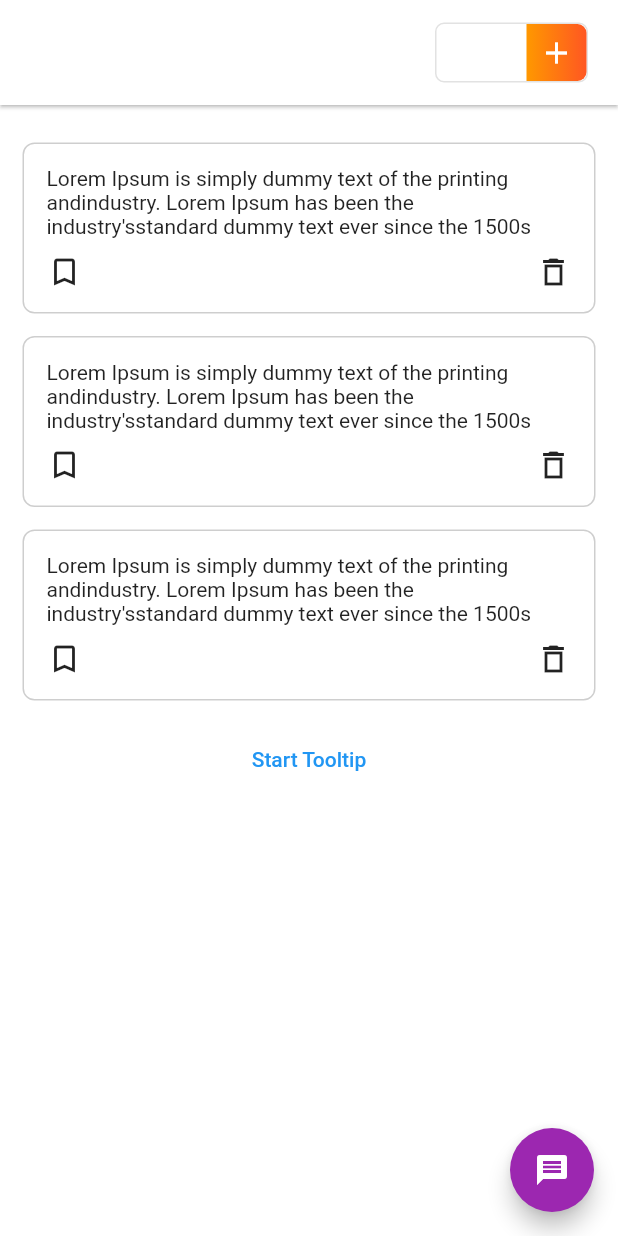
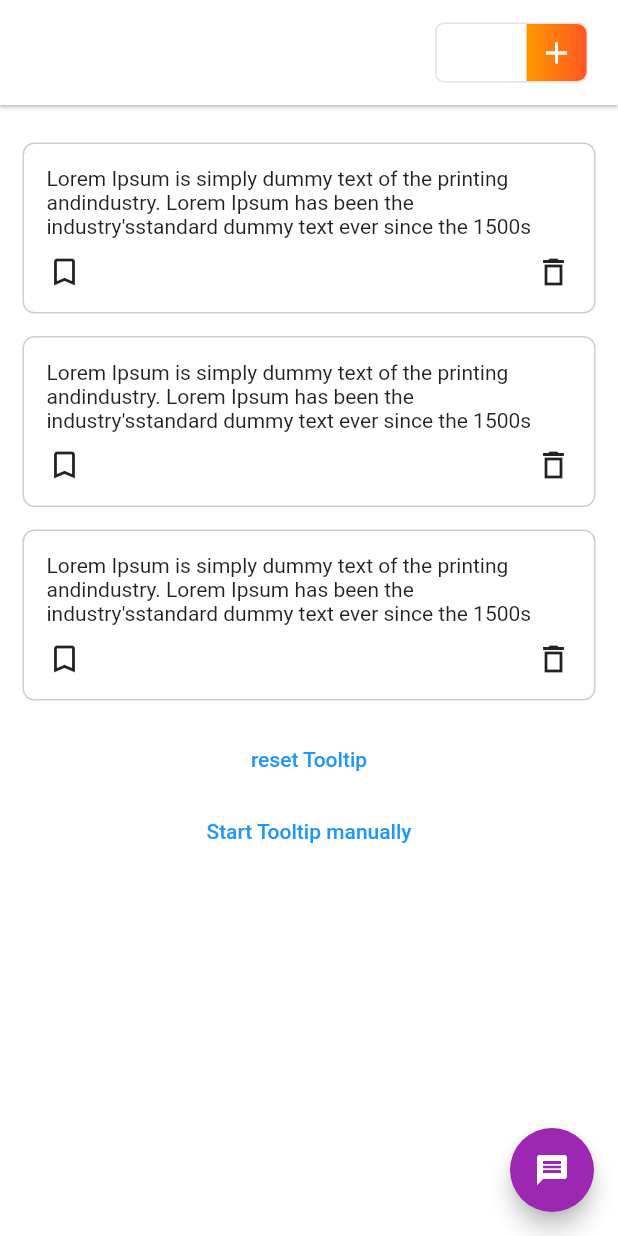
Before and after one commit to Deuque/overlay_tooltip, a Flutter app: the screen it shows after launch, after a tap on the "cancel" icon, on a phone screen of 412 x 824 dp. Run offline on Flutter 3.47's test engine with Material 2 defaults, Android fonts, the phone set to English and light mode, and no system bars.

Commit message:
attempt scoped calls in certain areas to reduce dependence on controllers

```diff
--- a/example/lib/main.dart
+++ b/example/lib/main.dart
@@ -55,11 +55,11 @@ class _MySamplePageState extends State<MySamplePage> {
     return OverlayTooltipScaffold(
       overlayColor: Colors.red.withOpacity(.4),
       controller: _controller,
-      startWhen: (initializedWidgetLength) async{
+      startWhen: (initializedWidgetLength) async {
         await Future.delayed(const Duration(milliseconds: 500));
         return initializedWidgetLength == 3 && !done;
       },
-      child: Scaffold(
+      builder: (context) => Scaffold(
         backgroundColor: Colors.white,
         appBar: AppBar(
           toolbarHeight: 70,
@@ -70,11 +70,8 @@ class _MySamplePageState extends State<MySamplePage> {
               displayIndex: 1,
               tooltip: (controller) => Padding(
                 padding: const EdgeInsets.only(right: 15),
-                child: MTooltip(
-                    title: 'Some Button',
-                    controller: controller),
+                child: MTooltip(title: 'Some Button', controller: controller),
               ),
-              controller: _controller,
               child: Center(
                 child: Container(
                   height: 40,
@@ -95,7 +92,7 @@ class _MySamplePageState extends State<MySamplePage> {
                         },
                         child: Container(
                           width: 40,
-                          decoration:const BoxDecoration(
+                          decoration: const BoxDecoration(
                               borderRadius: BorderRadius.horizontal(
                                   right: Radius.circular(6)),
                               gradient: LinearGradient(
@@ -114,20 +111,17 @@ class _MySamplePageState extends State<MySamplePage> {
             )
           ],
         ),
-
-        floatingActionButton:   OverlayTooltipItem(
+        floatingActionButton: OverlayTooltipItem(
           displayIndex: 2,
           tooltip: (controller) => Padding(
             padding: const EdgeInsets.only(bottom: 15),
-            child: MTooltip(
-                title: 'Some Floating button',
-                controller: controller),
+            child:
+                MTooltip(title: 'Some Floating button', controller: controller),
           ),
           tooltipVerticalPosition: TooltipVerticalPosition.TOP,
-          controller: _controller,
           child: FloatingActionButton(
             backgroundColor: Colors.purple,
-            onPressed: (){},
+            onPressed: () {},
             child: const Icon(Icons.message),
           ),
         ),
@@ -146,7 +140,6 @@ class _MySamplePageState extends State<MySamplePage> {
                                 title: 'Some Text Tile',
                                 controller: controller),
                           ),
-                      controller: _controller,
                       child: _sampleWidget()),
                   _sampleWidget(),
                 ]),
@@ -156,7 +149,13 @@ class _MySamplePageState extends State<MySamplePage> {
                     done = false;
                   });
                 },
-                child: const Text('Start Tooltip'))
+                child: const Text('reset Tooltip')),
+            TextButton(
+                onPressed: () {
+                  //_controller.start();
+                  OverlayTooltipScaffold.of(context)?.start();
+                },
+                child: const Text('Start Tooltip manually'))
           ],
         ),
       ),
@@ -170,7 +169,7 @@ class _MySamplePageState extends State<MySamplePage> {
               color: Colors.grey.withOpacity(.5),
             ),
             borderRadius: BorderRadius.circular(8)),
-    padding:const EdgeInsets.all(15),
+        padding: const EdgeInsets.all(15),
         margin: const EdgeInsets.fromLTRB(15, 0, 15, 15),
         child: Column(
           mainAxisSize: MainAxisSize.min,
@@ -184,7 +183,7 @@ class _MySamplePageState extends State<MySamplePage> {
             ),
             Row(
               mainAxisAlignment: MainAxisAlignment.spaceBetween,
-          children: const[
+              children: const [
                 Icon(Icons.bookmark_border),
                 Icon(Icons.delete_outline_sharp)
               ],
--- a/lib/src/core/overlay_tooltip_container.dart
+++ b/lib/src/core/overlay_tooltip_container.dart
@@ -1,25 +1,37 @@
 import 'package:flutter/material.dart';
+import 'package:overlay_tooltip/src/constants/enums.dart';
+import 'package:overlay_tooltip/src/model/tooltip_widget_model.dart';
+import 'package:overlay_tooltip/src/impl.dart';
 import '../constants/extensions.dart';
-import '../constants/enums.dart';
-import '../impl.dart';
-import '../model/tooltip_widget_model.dart';
 
-abstract class OverlayTooltipScaffoldImpl extends StatelessWidget {
+abstract class OverlayTooltipScaffoldImpl extends StatefulWidget {
   final TooltipController controller;
   final Future<bool> Function(int instantiatedWidgetLength)? startWhen;
-  final Widget child;
+  final Widget Function(BuildContext context) builder;
   final Color? overlayColor;
 
   OverlayTooltipScaffoldImpl(
       {Key? key,
       required this.controller,
-      required this.child,
+      required this.builder,
       required this.overlayColor,
       required this.startWhen})
       : super(key: key) {
     if (startWhen != null) controller.startWhen(startWhen!);
-    controller.reset();
   }
+
+  @override
+  State<OverlayTooltipScaffoldImpl> createState() =>
+      OverlayTooltipScaffoldImplState();
+}
+
+class OverlayTooltipScaffoldImplState
+    extends State<OverlayTooltipScaffoldImpl> {
+  void addPlayableWidget(OverlayTooltipModel model) {
+    widget.controller.addPlayableWidget(model);
+  }
+
+  void start() => widget.controller.start();
 
   @override
   Widget build(BuildContext context) {
@@ -27,16 +39,19 @@ abstract class OverlayTooltipScaffoldImpl extends StatelessWidget {
       body: Stack(
         fit: StackFit.expand,
         children: [
-          Positioned.fill(child: child),
+          Positioned.fill(child: Builder(builder: (context) {
+            return widget.builder(context);
+          })),
           StreamBuilder<OverlayTooltipModel?>(
-              stream: controller.widgetsPlayStream,
+              stream: widget.controller.widgetsPlayStream,
               builder: (context, snapshot) {
                 return snapshot.data == null ||
                         snapshot.data!.widgetKey.globalPaintBounds == null
                     ? SizedBox.shrink()
                     : Positioned.fill(
                         child: Container(
-                        color: overlayColor ?? Colors.black.withOpacity(.5),
+                        color:
+                            widget.overlayColor ?? Colors.black.withOpacity(.5),
                         child: TweenAnimationBuilder(
                           key: ValueKey(snapshot.data!.displayIndex),
                           duration: Duration(milliseconds: 500),
@@ -46,7 +61,7 @@ abstract class OverlayTooltipScaffoldImpl extends StatelessWidget {
                             opacity: val,
                             child: _TooltipLayout(
                               model: snapshot.data!,
-                              controller: controller,
+                              controller: widget.controller,
                             ),
                           ),
                         ),
--- a/lib/src/core/overlay_tooltip_item.dart
+++ b/lib/src/core/overlay_tooltip_item.dart
@@ -1,12 +1,9 @@
 import 'package:flutter/material.dart';
-
 import '../constants/enums.dart';
 import '../impl.dart';
 import '../model/tooltip_widget_model.dart';
-import 'tooltip_controller.dart';
 
 abstract class OverlayTooltipItemImpl extends StatefulWidget {
-  final TooltipControllerImpl controller;
   final Widget child;
   final Widget Function(TooltipController) tooltip;
   final TooltipVerticalPosition tooltipVerticalPosition;
@@ -16,7 +13,6 @@ abstract class OverlayTooltipItemImpl extends StatefulWidget {
   OverlayTooltipItemImpl(
       {Key? key,
       required this.displayIndex,
-      required this.controller,
       required this.child,
       required this.tooltip,
       required this.tooltipVerticalPosition,
@@ -31,16 +27,36 @@ class _OverlayTooltipItemImplState extends State<OverlayTooltipItemImpl> {
   final GlobalKey widgetKey = GlobalKey();
 
   @override
-  Widget build(BuildContext context) {
+  void didUpdateWidget(covariant OverlayTooltipItemImpl oldWidget) {
+    _addToPlayableWidget();
+    super.didUpdateWidget(oldWidget);
+  }
+
+  @override
+  void initState() {
+    _addToPlayableWidget();
+    super.initState();
+  }
+
+  void _addToPlayableWidget() {
     WidgetsBinding.instance?.addPostFrameCallback((timeStamp) {
-        widget.controller.addPlayableWidget(OverlayTooltipModel(
+      try {
+        OverlayTooltipScaffold.of(context)?.addPlayableWidget(
+            OverlayTooltipModel(
                 child: widget.child,
                 tooltip: widget.tooltip,
                 widgetKey: widgetKey,
                 vertPosition: widget.tooltipVerticalPosition,
                 horPosition: widget.tooltipHorizontalPosition,
                 displayIndex: widget.displayIndex));
+      } catch (e) {
+        print(e);
+      }
     });
+  }
+
+  @override
+  Widget build(BuildContext context) {
     return Material(
       key: widgetKey,
       color: Colors.transparent,
--- a/lib/src/core/tooltip_controller.dart
+++ b/lib/src/core/tooltip_controller.dart
@@ -5,14 +5,11 @@ import 'package:flutter/material.dart';
 import '../model/tooltip_widget_model.dart';
 
 abstract class TooltipControllerImpl {
-  TooltipControllerImpl() {
-    init();
-  }
-
   List<OverlayTooltipModel> _playableWidgets = [];
   StreamController<OverlayTooltipModel?> _widgetsPlayController =
       StreamController();
-  late Stream<OverlayTooltipModel?> _widgetsPlayStream;
+  late Stream<OverlayTooltipModel?> _widgetsPlayStream =
+      _widgetsPlayController.stream.asBroadcastStream();
 
   Stream<OverlayTooltipModel?> get widgetsPlayStream => _widgetsPlayStream;
   VoidCallback? _onDoneCallback;
@@ -20,15 +17,12 @@ abstract class TooltipControllerImpl {
   int _nextPlayIndex = 0;
 
   int get nextPlayIndex => _nextPlayIndex;
+
   int get playWidgetLength => _playableWidgets.length;
-
-  init() {
-    _widgetsPlayStream = _widgetsPlayController.stream.asBroadcastStream();
-  }
 
   void start() {
     if (_playableWidgets.isEmpty) {
-      throw ('No overlay tooltip item has been '
+      throw ('$playWidgetLength No overlay tooltip item has been '
           'initialized, consider inserting controller.start() in a button '
           'callback or using the startWhen method');
     }
@@ -42,11 +36,11 @@ abstract class TooltipControllerImpl {
     _startWhenCallback = callback;
   }
 
-  void reset() {
-    _nextPlayIndex = 0;
-    _playableWidgets = [];
-    _widgetsPlayController.sink.add(null);
-  }
+  // void reset() {
+  //   _nextPlayIndex = 0;
+  //   _playableWidgets = [];
+  //   _widgetsPlayController.sink.add(null);
+  // }
 
   next() {
     _nextPlayIndex++;
@@ -65,21 +59,22 @@ abstract class TooltipControllerImpl {
     }
   }
 
-  dismiss(){
+  dismiss() {
     _widgetsPlayController.sink.add(null);
     _onDoneCallback?.call();
   }
 
-  void addPlayableWidget(OverlayTooltipModel model) async{
+  void addPlayableWidget(OverlayTooltipModel model) async {
     if (_playableWidgets
         .map((e) => e.displayIndex)
         .toList()
         .contains(model.displayIndex)) {
       int prevIndex = _playableWidgets.indexOf(model);
       _playableWidgets[prevIndex] = model;
-      return;
+    }else {
+      _playableWidgets.add(model);
     }
-    _playableWidgets.add(model);
+
     if ((await _startWhenCallback?.call(_playableWidgets.length)) ?? false) {
       start();
     }
--- a/lib/src/impl.dart
+++ b/lib/src/impl.dart
@@ -1,8 +1,8 @@
 import 'package:flutter/material.dart';
+import 'core/overlay_tooltip_container.dart';
 import 'constants/enums.dart';
-import 'core/overlay_tooltip_container.dart';
+import 'core/tooltip_controller.dart';
 import 'core/overlay_tooltip_item.dart';
-import 'core/tooltip_controller.dart';
 
 class TooltipController extends TooltipControllerImpl {}
 
@@ -14,26 +14,42 @@ class OverlayTooltipScaffold extends OverlayTooltipScaffoldImpl {
   /// when to start automatically
   final Future<bool> Function(int instantiatedWidgetLength)? startWhen;
 
-  final Widget child;
+  final Widget Function(BuildContext context) builder;
 
   final Color? overlayColor;
 
   OverlayTooltipScaffold(
       {Key? key,
       required this.controller,
-      required this.child,
+      required this.builder,
       this.overlayColor,
       this.startWhen})
       : super(
             key: key,
             controller: controller,
-            child: child,
+            builder: builder,
             overlayColor: overlayColor,
             startWhen: startWhen);
+
+  static OverlayTooltipScaffoldImplState? of(BuildContext context) {
+    final OverlayTooltipScaffoldImplState? result =
+        context.findAncestorStateOfType<OverlayTooltipScaffoldImplState>();
+    if (result != null) return result;
+    throw FlutterError.fromParts(<DiagnosticsNode>[
+      ErrorSummary(
+        'OverlayTooltipScaffold.of() called with a context that does not contain a OverlayTooltipScaffold.',
+      ),
+      ErrorDescription(
+        'No OverlayTooltipScaffold ancestor could be found starting from the context that was passed to OverlayTooltipScaffold.of(). '
+        'This usually happens when the context provided is from the same StatefulWidget as that '
+        'whose build function actually creates the OverlayTooltipScaffold widget being sought.',
+      ),
+      context.describeElement('The context used was'),
+    ]);
+  }
 }
 
 class OverlayTooltipItem extends OverlayTooltipItemImpl {
-  final TooltipController controller;
   final Widget child;
 
   /// The tooltip widget to be displayed with the main widget
@@ -55,7 +71,6 @@ class OverlayTooltipItem extends OverlayTooltipItemImpl {
   OverlayTooltipItem(
       {Key? key,
       required this.displayIndex,
-      required this.controller,
       required this.child,
       required this.tooltip,
       this.tooltipVerticalPosition = TooltipVerticalPosition.BOTTOM,
@@ -63,7 +78,6 @@ class OverlayTooltipItem extends OverlayTooltipItemImpl {
       : super(
             key: key,
             child: child,
-            controller: controller,
             displayIndex: displayIndex,
             tooltip: tooltip,
             tooltipVerticalPosition: tooltipVerticalPosition,
```
Also changed, not shown: example/pubspec.lock, pubspec.lock, 2 other files. Lines whose indentation alone changed are shown as unchanged.
